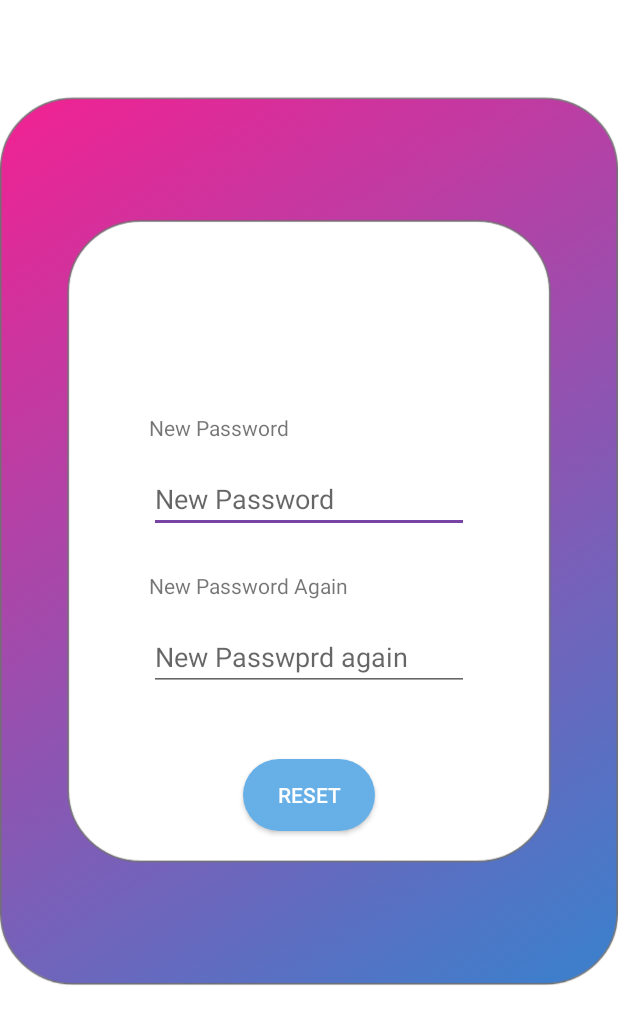
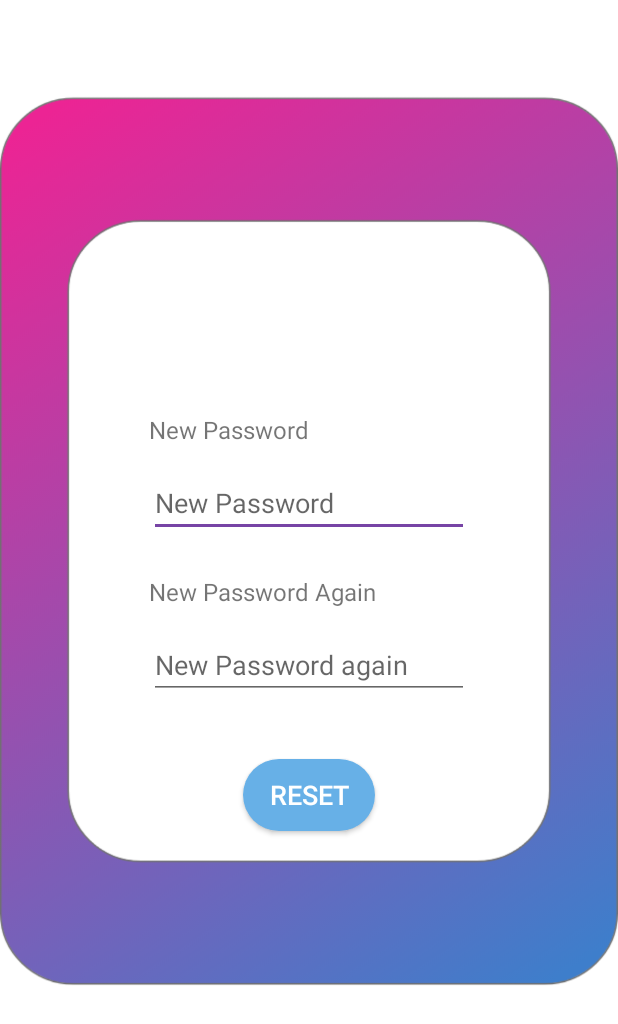
Before and after one commit to ReplyMee/ReplyMe-1, an Android app: the layout reset_password.xml on its own in the app's theme, with its tools: preview values and no code run, on a phone screen of 412 x 824 dp. Shown: the top 1024 px of the screen. Run offline under Robolectric (Android 15) with nearby library versions, the light colour scheme and no system bars.

Commit message:
forgot password page changed

```diff
--- a/app/src/main/res/layout/reset_password.xml
+++ b/app/src/main/res/layout/reset_password.xml
@@ -22,9 +22,9 @@
         android:id="@+id/new_password_again"
         android:layout_width="wrap_content"
         android:layout_height="wrap_content"
-        android:layout_marginBottom="45dp"
+        android:layout_marginBottom="40dp"
         android:ems="10"
-        android:hint="New Passwprd again"
+        android:hint="New Password again"
         android:inputType="textPersonName"
         app:layout_constraintBottom_toTopOf="@+id/resetpassword"
         app:layout_constraintEnd_toEndOf="parent"
@@ -36,6 +36,7 @@
         android:layout_height="wrap_content"
         android:layout_marginBottom="15dp"
         android:text="New Password"
+        android:textSize="16sp"
         app:layout_constraintBottom_toTopOf="@+id/new_password"
         app:layout_constraintStart_toStartOf="@+id/new_password" />
 
@@ -45,6 +46,7 @@
         android:layout_height="wrap_content"
         android:layout_marginBottom="15dp"
         android:text="New Password Again"
+        android:textSize="16sp"
         app:layout_constraintBottom_toTopOf="@+id/new_password_again"
         app:layout_constraintStart_toStartOf="@+id/new_password_again" />
 
@@ -56,6 +58,7 @@
         android:background="@drawable/forgot_password_button"
         android:text="RESET"
         android:textColor="#FFFFFF"
+        android:textSize="18sp"
         app:layout_constraintBottom_toBottomOf="parent"
         app:layout_constraintEnd_toEndOf="parent"
         app:layout_constraintStart_toStartOf="parent" />
```
